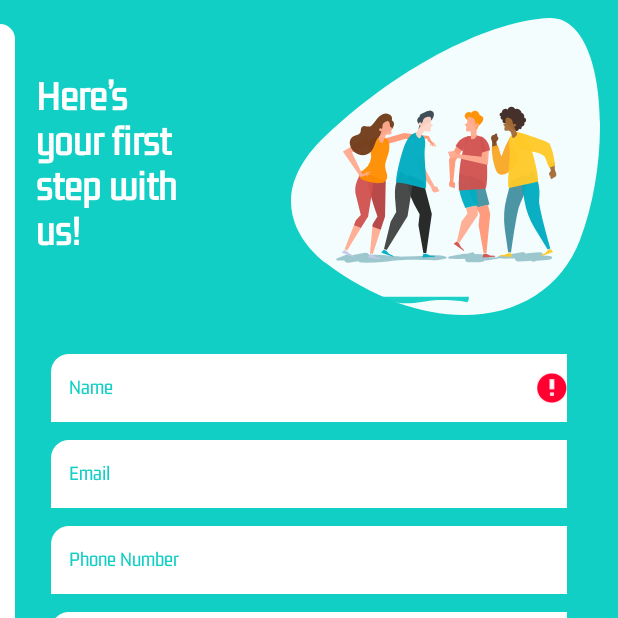
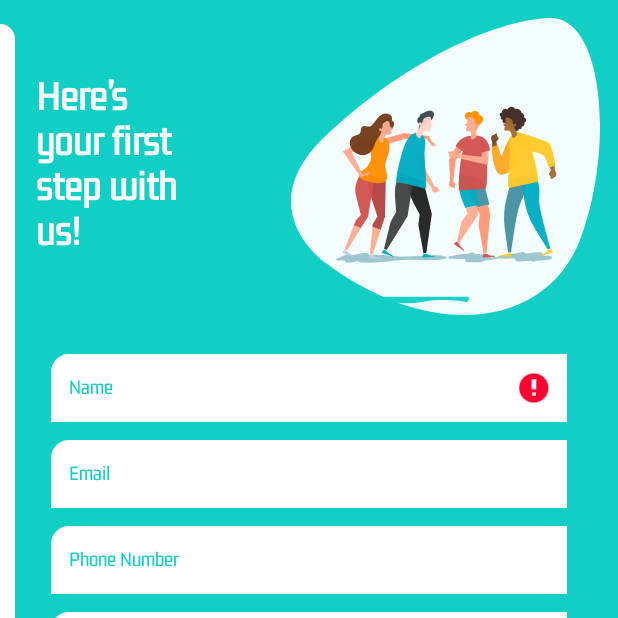
Before and after one commit to MrrAhmad/IDO-List, an Android app: the RegisterActivity screen opened directly, with no data from a screen before it, after a tap on "REGISTER", on a phone screen of 412 x 824 dp, the top half of it. Run offline under Robolectric (Android 15) with nearby library versions, the phone set to English and light mode, and no system bars; our stand-ins replace Firebase (no records; nobody signed in at launch, a user with empty details on screens opened directly); plain views replace CircularProgressButton.

Commit message:
2nd push

```diff
--- a/app/build.gradle
+++ b/app/build.gradle
@@ -2,6 +2,7 @@ plugins {
     id 'com.android.application'
     id 'kotlin-android'
     id 'kotlin-android-extensions'
+    id 'com.google.gms.google-services'
 }
 
 android {
@@ -33,6 +34,8 @@ android {
 }
 
 dependencies {
+    implementation 'com.google.firebase:firebase-auth-ktx:21.0.1'
+
 
     implementation 'androidx.core:core-ktx:1.7.0'
     implementation 'androidx.appcompat:appcompat:1.4.0'
@@ -58,4 +61,5 @@ dependencies {
         // When using the BoM, you don't specify versions in Firebase library dependencies
         implementation 'com.google.firebase:firebase-auth-ktx'
 
+
 }
--- a/app/src/main/java/com/example/ido_list/RegisterActivity.kt
+++ b/app/src/main/java/com/example/ido_list/RegisterActivity.kt
@@ -1,13 +1,11 @@
 package com.example.ido_list
 
-import android.content.ContentValues.TAG
+
 import androidx.appcompat.app.AppCompatActivity
 import android.os.Bundle
 import android.view.WindowManager
 import android.view.Window
 import android.content.Intent
-import android.util.Log
-import android.util.Patterns
 import android.view.View
 import android.widget.Toast
 import com.google.firebase.auth.FirebaseAuth
@@ -47,18 +45,18 @@ class RegisterActivity : AppCompatActivity() {
         // NAME VALIDATION
         if (dataName.isNotEmpty())
         {
-            if (dataName.length <= 9)
+            if (dataName.length <= 15)
             {
 
             }
             else {
-                editTextName.error = "Name length must be less than or equal 9"
+                editTextName.error = "Name length must be less than or equal 15"
                 return
             }
 
         }
         else {
-            editTextName.error = "First Name can't be empty"
+            editTextName.error = "Name can't be empty"
             return }
 
 
@@ -121,7 +119,7 @@ class RegisterActivity : AppCompatActivity() {
 
                     val i = Intent(this,LoginActivity::class.java)
                     // To Remove very previous Activity
-               //     i.flags = Intent.FLAG_ACTIVITY_CLEAR_TASK or Intent.FLAG_ACTIVITY_NEW_TASK
+                    i.flags = Intent.FLAG_ACTIVITY_CLEAR_TASK or Intent.FLAG_ACTIVITY_NEW_TASK
                     startActivity(i)
 
                 } else {
@@ -131,9 +129,6 @@ class RegisterActivity : AppCompatActivity() {
 
                 }
             }
-
-
-
 
     }
 
--- a/app/src/main/res/layout/activity_register.xml
+++ b/app/src/main/res/layout/activity_register.xml
@@ -75,7 +75,7 @@
                         android:textSize="14sp"
                         android:hint="@string/name"
                         android:paddingStart="12dp"
-                        android:paddingEnd="0dp"
+                        android:paddingEnd="12dp"
                         android:layout_marginTop="16dp"
                         android:background="@drawable/custom_edittext"
                         android:inputType="textPersonName"
@@ -100,7 +100,7 @@
                     android:textSize="14sp"
                     android:hint="@string/login_email_hint"
                     android:paddingStart="12dp"
-                    android:paddingEnd="0dp"
+                    android:paddingEnd="12dp"
                     android:layout_marginTop="12dp"
                     android:background="@drawable/custom_edittext"
                     android:textColor="@color/primaryTextColor"
@@ -124,7 +124,7 @@
                     android:textSize="14sp"
                     android:hint="@string/hint_phone_number"
                     android:paddingStart="12dp"
-                    android:paddingEnd="0dp"
+                    android:paddingEnd="12dp"
                     android:layout_marginTop="12dp"
                     android:background="@drawable/custom_edittext"
                     android:textColor="@color/primaryTextColor"
@@ -148,7 +148,7 @@
                     android:textSize="14sp"
                     android:hint="@string/login_password_hint"
                     android:paddingStart="12dp"
-                    android:paddingEnd="0dp"
+                    android:paddingEnd="12dp"
                     android:layout_marginTop="12dp"
                     android:background="@drawable/custom_edittext"
                     android:textColor="@color/primaryTextColor"
```
